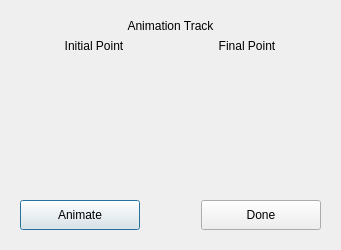
Old version of the form src/gui/forms/trackdialog.ui in the repository Vriur/xfglenses.
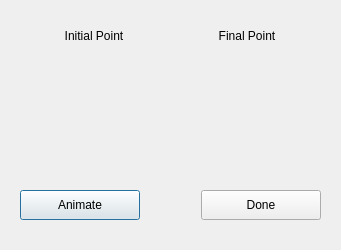
New version of the form. Custom widgets are drawn as their Qt base class.

Commit message: Delete sub title & GUI events

Diff of the .ui file:
```diff
--- a/src/gui/forms/trackdialog.ui
+++ b/src/gui/forms/trackdialog.ui
@@ -64,21 +64,7 @@
    <item row="1" column="1">
     <layout class="QVBoxLayout" name="verticalLayout_3">
      <item>
-      <layout class="QHBoxLayout" name="horizontalLayout">
-       <item>
-        <widget class="QLabel" name="Title">
-         <property name="sizePolicy">
-          <sizepolicy hsizetype="Expanding" vsizetype="Fixed">
-           <horstretch>0</horstretch>
-           <verstretch>0</verstretch>
-          </sizepolicy>
-         </property>
-         <property name="text">
-          <string>&lt;html&gt;&lt;head/&gt;&lt;body&gt;&lt;p align=&quot;center&quot;&gt;Animation Track&lt;/p&gt;&lt;/body&gt;&lt;/html&gt;</string>
-         </property>
-        </widget>
-       </item>
-      </layout>
+      <layout class="QHBoxLayout" name="horizontalLayout"/>
      </item>
      <item>
       <layout class="QHBoxLayout" name="horizontalLayout_5">
```
Left out of the diff: 2 changed lines with no effect on the pictures. The commit also changes 21 other files.
